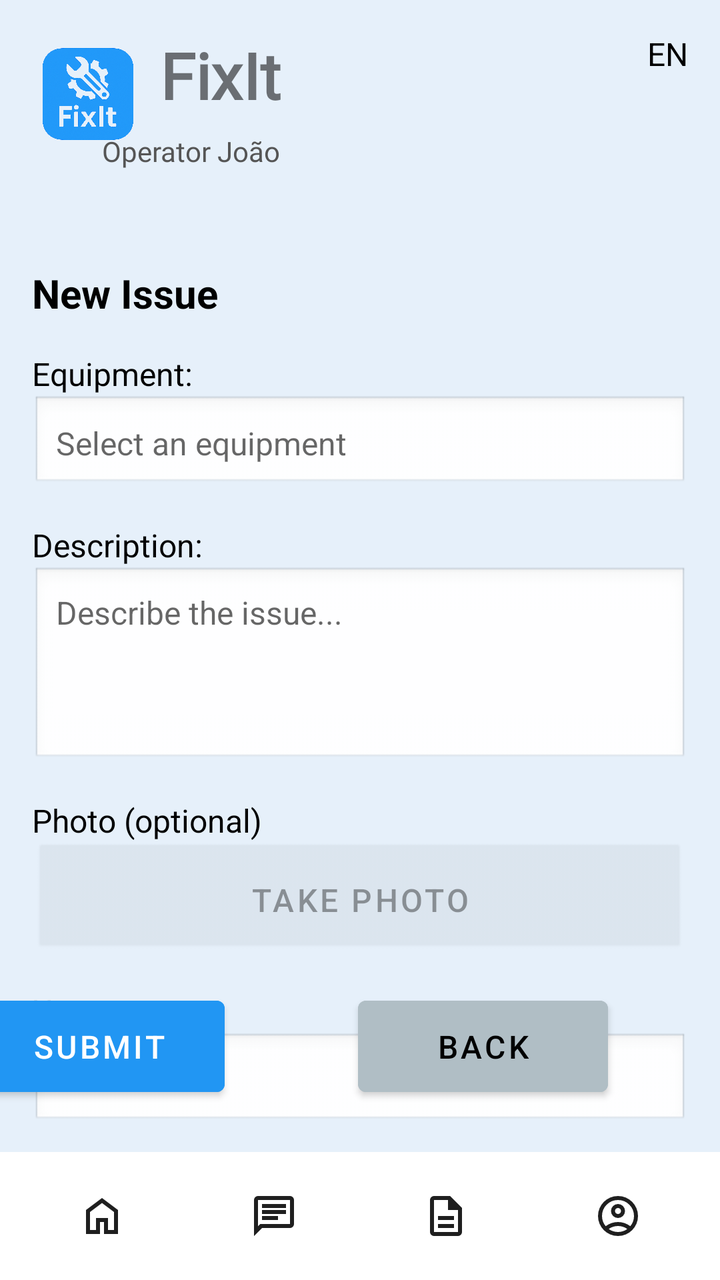
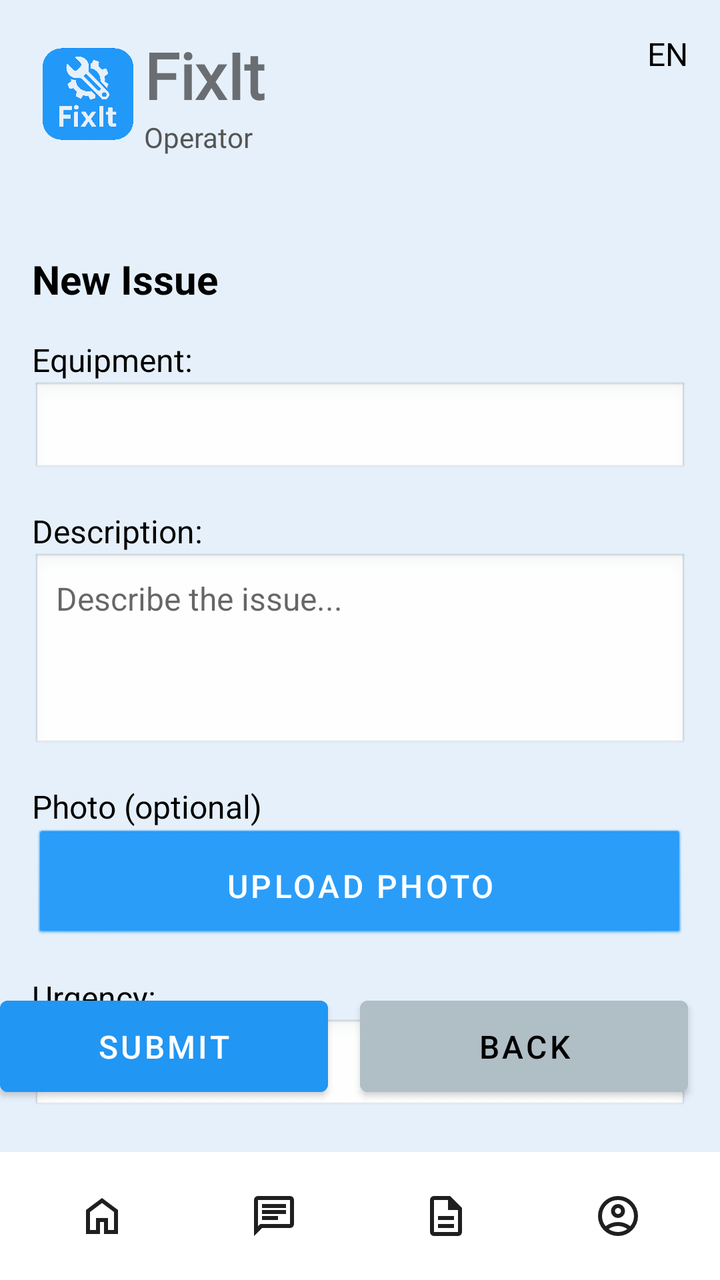

Before-and-after screenshots of an Android layout around one commit, followed by the original layout XML and the change that was made.
<!-- AndroidManifest.xml: application theme Theme.FixIt -->
<!-- res/layout/activity_new_issue_dashboard.xml -->
<?xml version="1.0" encoding="utf-8"?>
<androidx.constraintlayout.widget.ConstraintLayout xmlns:android="http://schemas.android.com/apk/res/android"
    xmlns:app="http://schemas.android.com/apk/res-auto"
    xmlns:tools="http://schemas.android.com/tools"
    android:layout_width="match_parent"
    android:layout_height="match_parent"
    android:background="#E6F0FA"
    tools:context=".NewIssueActivity">

    <ImageView
        android:id="@+id/logoIcon"
        android:layout_width="56dp"
        android:layout_height="62dp"
        android:layout_marginStart="16dp"
        android:layout_marginTop="16dp"
        android:src="@drawable/fixit_logo"
        app:layout_constraintStart_toStartOf="parent"
        app:layout_constraintTop_toTopOf="parent" />

    <TextView
        android:id="@+id/appTitle"
        android:layout_width="wrap_content"
        android:layout_height="wrap_content"
        android:layout_marginStart="8dp"
        android:layout_marginTop="16dp"
        android:fontFamily="@font/rem"
        android:text="@string/app_name"
        android:textSize="32sp"
        android:textStyle="bold"
        app:layout_constraintStart_toEndOf="@id/logoIcon"
        app:layout_constraintTop_toTopOf="parent" />

    <TextView
        android:id="@+id/languageSwitcher"
        android:layout_width="wrap_content"
        android:layout_height="wrap_content"
        android:layout_marginTop="16dp"
        android:layout_marginEnd="16dp"
        android:text="EN"
        android:textColor="#000000"
        android:textSize="16sp"
        app:layout_constraintEnd_toEndOf="parent"
        app:layout_constraintTop_toTopOf="parent" />

    <TextView
        android:id="@+id/userRole"
        android:layout_width="wrap_content"
        android:layout_height="wrap_content"
        android:layout_marginTop="66dp"
        android:layout_marginEnd="241dp"
        android:layout_marginBottom="140dp"
        android:fontFamily="@font/roboto"
        android:text="Operator João"
        android:textColor="#555555"
        android:textSize="14sp"
        app:layout_constraintBottom_toTopOf="@+id/newIssueContainer"
        app:layout_constraintEnd_toEndOf="parent"
        app:layout_constraintStart_toEndOf="@id/logoIcon"
        app:layout_constraintTop_toTopOf="parent" />

    <LinearLayout
        android:id="@+id/newIssueContainer"
        android:layout_width="0dp"
        android:layout_height="wrap_content"
        android:orientation="vertical"
        android:layout_marginTop="48dp"
        android:layout_marginStart="16dp"
        android:layout_marginEnd="16dp"
        app:layout_constraintTop_toBottomOf="@id/userRole"
        app:layout_constraintStart_toStartOf="parent"
        app:layout_constraintEnd_toEndOf="parent">

        <TextView
            android:layout_width="wrap_content"
            android:layout_height="wrap_content"
            android:layout_marginBottom="16dp"
            android:text="New Issue"
            android:textColor="#000000"
            android:textSize="20sp"
            android:textStyle="bold" />

        <TextView
            android:layout_width="wrap_content"
            android:layout_height="wrap_content"
            android:text="Equipment:"
            android:textSize="16sp"
            android:textColor="#000000" />

        <EditText
            android:layout_width="match_parent"
            android:layout_height="wrap_content"
            android:hint="Select an equipment"
            android:textSize="16sp"
            android:padding="12dp"
            android:background="@android:drawable/edit_text"
            android:layout_marginBottom="16dp" />

        <TextView
            android:layout_width="wrap_content"
            android:layout_height="wrap_content"
            android:text="Description:"
            android:textSize="16sp"
            android:textColor="#000000" />

        <EditText
            android:layout_width="match_parent"
            android:layout_height="wrap_content"
            android:hint="Describe the issue..."
            android:textSize="16sp"
            android:padding="12dp"
            android:background="@android:drawable/edit_text"
            android:layout_marginBottom="16dp"
            android:minHeight="100dp"
            android:gravity="top" />

        <TextView
            android:layout_width="wrap_content"
            android:layout_height="wrap_content"
            android:text="Photo (optional)"
            android:textSize="16sp"
            android:textColor="#000000" />

        <Button
            android:layout_width="match_parent"
            android:layout_height="wrap_content"
            android:text="Take Photo"
            android:textSize="16sp"
            android:padding="12dp"
            android:background="@android:drawable/btn_default"
            android:layout_marginBottom="16dp"
            android:enabled="false" />

        <TextView
            android:layout_width="wrap_content"
            android:layout_height="wrap_content"
            android:text="Urgency:"
            android:textSize="16sp"
            android:textColor="#000000" />

        <Spinner
            android:layout_width="match_parent"
            android:layout_height="wrap_content"
            android:hint="Select urgency"
            android:padding="12dp"
            android:background="@android:drawable/edit_text"
            android:layout_marginBottom="16dp" />

    </LinearLayout>

    <Button
        android:id="@+id/submitButton"
        android:layout_width="125dp"
        android:layout_height="wrap_content"
        android:layout_marginEnd="232dp"
        android:layout_marginBottom="88dp"
        android:backgroundTint="#2196F3"
        android:padding="12dp"
        android:text="Submit"
        android:textColor="#FFFFFF"
        android:textSize="16sp"
        app:layout_constraintBottom_toBottomOf="parent"
        app:layout_constraintEnd_toEndOf="@id/newIssueContainer" />

    <Button
        android:id="@+id/backButton"
        android:layout_width="125dp"
        android:layout_height="wrap_content"
        android:layout_marginEnd="40dp"
        android:layout_marginBottom="88dp"
        android:backgroundTint="#B0BEC5"
        android:padding="12dp"
        android:text="Back"
        android:textColor="#000000"
        android:textSize="16sp"
        app:layout_constraintBottom_toBottomOf="parent"
        app:layout_constraintEnd_toEndOf="@id/newIssueContainer" />

    <include
        android:id="@+id/bottomNavBar"
        layout="@layout/component_bottom_nav"
        android:layout_width="match_parent"
        android:layout_height="wrap_content"
        app:layout_constraintBottom_toBottomOf="parent" />

</androidx.constraintlayout.widget.ConstraintLayout>
<!-- res/layout/component_bottom_nav.xml (included above) -->
<?xml version="1.0" encoding="utf-8"?>
<LinearLayout xmlns:android="http://schemas.android.com/apk/res/android"
    xmlns:tools="http://schemas.android.com/tools"
    android:id="@+id/bottomNavBar"
    android:layout_width="match_parent"
    android:layout_height="60dp"
    android:background="#FFFFFF"
    android:baselineAligned="false"
    android:orientation="horizontal"
    android:padding="8dp">

    <FrameLayout
        android:id="@+id/nav_home"
        android:layout_width="0dp"
        android:layout_height="match_parent"
        android:layout_weight="1"
        android:clickable="true"
        android:focusable="true"
        android:minWidth="48dp"
        android:minHeight="48dp"
        tools:ignore="TouchTargetSizeCheck">

        <ImageView
            android:layout_width="wrap_content"
            android:layout_height="wrap_content"
            android:layout_gravity="center"
            android:contentDescription="Home"
            android:src="@drawable/ic_home" />
    </FrameLayout>

    <FrameLayout
        android:id="@+id/nav_messages"
        android:layout_width="0dp"
        android:layout_height="match_parent"
        android:layout_weight="1"
        android:clickable="true"
        android:focusable="true"
        android:minWidth="48dp"
        android:minHeight="48dp"
        tools:ignore="TouchTargetSizeCheck">

        <ImageView
            android:layout_width="wrap_content"
            android:layout_height="wrap_content"
            android:layout_gravity="center"
            android:contentDescription="Messages"
            android:src="@drawable/ic_messages" />
    </FrameLayout>

    <FrameLayout
        android:id="@+id/nav_reports"
        android:layout_width="0dp"
        android:layout_height="match_parent"
        android:layout_weight="1"
        android:clickable="true"
        android:focusable="true"
        android:minWidth="48dp"
        android:minHeight="48dp"
        tools:ignore="TouchTargetSizeCheck">

        <ImageView
            android:layout_width="wrap_content"
            android:layout_height="wrap_content"
            android:layout_gravity="center"
            android:contentDescription="Reports"
            android:src="@drawable/ic_reports" />
    </FrameLayout>

    <FrameLayout
        android:id="@+id/nav_profile"
        android:layout_width="0dp"
        android:layout_height="match_parent"
        android:layout_weight="1"
        android:clickable="true"
        android:focusable="true"
        android:minWidth="48dp"
        android:minHeight="48dp"
        tools:ignore="TouchTargetSizeCheck">

        <ImageView
            android:layout_width="wrap_content"
            android:layout_height="wrap_content"
            android:layout_gravity="center"
            android:contentDescription="Profile"
            android:src="@drawable/ic_profile" />
    </FrameLayout>

</LinearLayout>
<!-- resources referenced by this layout -->
<resources>
  <!-- drawable fixit_logo: png bitmap (drawable, 922112 bytes) -->
  <!-- drawable ic_home (drawable) -->
  <vector xmlns:android="http://schemas.android.com/apk/res/android"
      android:width="24dp"
      android:height="24dp"
      android:viewportWidth="960"
      android:viewportHeight="960">
    <path
        android:pathData="M240,760h120v-240h240v240h120v-360L480,220 240,400v360ZM160,840v-480l320,-240 320,240v480L520,840v-240h-80v240L160,840ZM480,490Z"
        android:fillColor="#1f1f1f"/>
  </vector>
  <!-- drawable ic_messages (drawable) -->
  <vector xmlns:android="http://schemas.android.com/apk/res/android"
      android:width="24dp"
      android:height="24dp"
      android:viewportWidth="960"
      android:viewportHeight="960">
    <path
        android:pathData="M240,560h320v-80L240,480v80ZM240,440h480v-80L240,360v80ZM240,320h480v-80L240,240v80ZM80,880v-720q0,-33 23.5,-56.5T160,80h640q33,0 56.5,23.5T880,160v480q0,33 -23.5,56.5T800,720L240,720L80,880ZM206,640h594v-480L160,160v525l46,-45ZM160,640v-480,480Z"
        android:fillColor="#1f1f1f"/>
  </vector>
  <!-- drawable ic_profile (drawable) -->
  <vector xmlns:android="http://schemas.android.com/apk/res/android"
      android:width="24dp"
      android:height="24dp"
      android:viewportWidth="960"
      android:viewportHeight="960">
    <path
        android:pathData="M234,684q51,-39 114,-61.5T480,600q69,0 132,22.5T726,684q35,-41 54.5,-93T800,480q0,-133 -93.5,-226.5T480,160q-133,0 -226.5,93.5T160,480q0,59 19.5,111t54.5,93ZM480,520q-59,0 -99.5,-40.5T340,380q0,-59 40.5,-99.5T480,240q59,0 99.5,40.5T620,380q0,59 -40.5,99.5T480,520ZM480,880q-83,0 -156,-31.5T197,763q-54,-54 -85.5,-127T80,480q0,-83 31.5,-156T197,197q54,-54 127,-85.5T480,80q83,0 156,31.5T763,197q54,54 85.5,127T880,480q0,83 -31.5,156T763,763q-54,54 -127,85.5T480,880ZM480,800q53,0 100,-15.5t86,-44.5q-39,-29 -86,-44.5T480,680q-53,0 -100,15.5T294,740q39,29 86,44.5T480,800ZM480,440q26,0 43,-17t17,-43q0,-26 -17,-43t-43,-17q-26,0 -43,17t-17,43q0,26 17,43t43,17ZM480,380ZM480,740Z"
        android:fillColor="#1f1f1f"/>
  </vector>
  <!-- drawable ic_reports (drawable) -->
  <vector xmlns:android="http://schemas.android.com/apk/res/android"
      android:width="24dp"
      android:height="24dp"
      android:viewportWidth="960"
      android:viewportHeight="960">
    <path
        android:pathData="M320,720h320v-80L320,640v80ZM320,560h320v-80L320,480v80ZM240,880q-33,0 -56.5,-23.5T160,800v-640q0,-33 23.5,-56.5T240,80h320l240,240v480q0,33 -23.5,56.5T720,880L240,880ZM520,360v-200L240,160v640h480v-440L520,360ZM240,160v200,-200 640,-640Z"
        android:fillColor="#1f1f1f"/>
  </vector>
  <string name="app_name">FixIt</string>
  <style name="Theme.FixIt" parent="Theme.MaterialComponents.DayNight.NoActionBar">
          
          <item name="colorPrimary">@color/purple_500</item>
          <item name="colorAccent">@color/teal_200</item>
          <item name="colorPrimaryVariant">@color/purple_700</item>
          <item name="colorOnPrimary">@color/white</item>
          <item name="colorSecondary">@color/teal_200</item>
          <item name="colorOnSecondary">@color/black</item>
  
          
          <item name="android:windowBackground">@color/light_blue</item>
  
          
          <item name="android:forceDarkAllowed" tools:targetApi="q">true</item>
      </style>
  <color name="purple_500">#FF6200EE</color>
  <color name="teal_200">#FF03DAC5</color>
  <color name="purple_700">#FF3700B3</color>
  <color name="white">#FFFFFFFF</color>
  <color name="black">#FF000000</color>
  <color name="light_blue">#E6F0FA</color>
</resources>

<!-- the commit's change to res/layout/activity_new_issue_dashboard.xml (unified diff, before → after) -->
@@ -2,6 +2,7 @@
 <androidx.constraintlayout.widget.ConstraintLayout xmlns:android="http://schemas.android.com/apk/res/android"
     xmlns:app="http://schemas.android.com/apk/res-auto"
     xmlns:tools="http://schemas.android.com/tools"
+    android:fitsSystemWindows="true"
     android:layout_width="match_parent"
     android:layout_height="match_parent"
     android:background="#E6F0FA"
@@ -21,22 +22,22 @@
         android:id="@+id/appTitle"
         android:layout_width="wrap_content"
         android:layout_height="wrap_content"
-        android:layout_marginStart="8dp"
         android:layout_marginTop="16dp"
         android:fontFamily="@font/rem"
         android:text="@string/app_name"
         android:textSize="32sp"
         android:textStyle="bold"
-        app:layout_constraintStart_toEndOf="@id/logoIcon"
+        app:layout_constraintBottom_toTopOf="@+id/userRole"
+        app:layout_constraintStart_toEndOf="@+id/logoIcon"
         app:layout_constraintTop_toTopOf="parent" />
 
     <TextView
-        android:id="@+id/languageSwitcher"
+        android:id="@+id/languageSelector"
         android:layout_width="wrap_content"
         android:layout_height="wrap_content"
         android:layout_marginTop="16dp"
         android:layout_marginEnd="16dp"
-        android:text="EN"
+        android:text="@string/change_languague"
         android:textColor="#000000"
         android:textSize="16sp"
         app:layout_constraintEnd_toEndOf="parent"
@@ -46,17 +47,14 @@
         android:id="@+id/userRole"
         android:layout_width="wrap_content"
         android:layout_height="wrap_content"
-        android:layout_marginTop="66dp"
-        android:layout_marginEnd="241dp"
-        android:layout_marginBottom="140dp"
+        android:layout_marginBottom="148dp"
         android:fontFamily="@font/roboto"
-        android:text="Operator João"
+        android:text="@string/user_role_prefix"
         android:textColor="#555555"
         android:textSize="14sp"
         app:layout_constraintBottom_toTopOf="@+id/newIssueContainer"
-        app:layout_constraintEnd_toEndOf="parent"
-        app:layout_constraintStart_toEndOf="@id/logoIcon"
-        app:layout_constraintTop_toTopOf="parent" />
+        app:layout_constraintStart_toEndOf="@+id/logoIcon"
+        app:layout_constraintTop_toBottomOf="@+id/appTitle" />
 
     <LinearLayout
         android:id="@+id/newIssueContainer"
@@ -74,7 +72,7 @@
             android:layout_width="wrap_content"
             android:layout_height="wrap_content"
             android:layout_marginBottom="16dp"
-            android:text="New Issue"
+            android:text="@string/new_issue_title"
             android:textColor="#000000"
             android:textSize="20sp"
             android:textStyle="bold" />
@@ -82,15 +80,14 @@
         <TextView
             android:layout_width="wrap_content"
             android:layout_height="wrap_content"
-            android:text="Equipment:"
-            android:textSize="16sp"
-            android:textColor="#000000" />
-
-        <EditText
-            android:layout_width="match_parent"
-            android:layout_height="wrap_content"
-            android:hint="Select an equipment"
-            android:textSize="16sp"
+            android:text="@string/equipment_label"
+            android:textSize="16sp"
+            android:textColor="#000000" />
+
+        <Spinner
+            android:id="@+id/equipmentSpinner"
+            android:layout_width="match_parent"
+            android:layout_height="wrap_content"
             android:padding="12dp"
             android:background="@android:drawable/edit_text"
             android:layout_marginBottom="16dp" />
@@ -98,14 +95,15 @@
         <TextView
             android:layout_width="wrap_content"
             android:layout_height="wrap_content"
-            android:text="Description:"
+            android:text="@string/description_label"
             android:textSize="16sp"
             android:textColor="#000000" />
 
         <EditText
-            android:layout_width="match_parent"
-            android:layout_height="wrap_content"
-            android:hint="Describe the issue..."
+            android:id="@+id/descriptionField"
+            android:layout_width="match_parent"
+            android:layout_height="wrap_content"
+            android:hint="@string/description_hint"
             android:textSize="16sp"
             android:padding="12dp"
             android:background="@android:drawable/edit_text"
@@ -116,31 +114,31 @@
         <TextView
             android:layout_width="wrap_content"
             android:layout_height="wrap_content"
-            android:text="Photo (optional)"
+            android:text="@string/photo_label"
             android:textSize="16sp"
             android:textColor="#000000" />
 
         <Button
-            android:layout_width="match_parent"
-            android:layout_height="wrap_content"
-            android:text="Take Photo"
+            android:id="@+id/photoButton"
+            android:layout_width="match_parent"
+            android:layout_height="wrap_content"
+            android:text="@string/take_photo_button"
             android:textSize="16sp"
             android:padding="12dp"
             android:background="@android:drawable/btn_default"
-            android:layout_marginBottom="16dp"
-            android:enabled="false" />
-
-        <TextView
-            android:layout_width="wrap_content"
-            android:layout_height="wrap_content"
-            android:text="Urgency:"
+            android:layout_marginBottom="16dp" />
+
+        <TextView
+            android:layout_width="wrap_content"
+            android:layout_height="wrap_content"
+            android:text="@string/urgency_label"
             android:textSize="16sp"
             android:textColor="#000000" />
 
         <Spinner
-            android:layout_width="match_parent"
-            android:layout_height="wrap_content"
-            android:hint="Select urgency"
+            android:id="@+id/urgencySpinner"
+            android:layout_width="match_parent"
+            android:layout_height="wrap_content"
             android:padding="12dp"
             android:background="@android:drawable/edit_text"
             android:layout_marginBottom="16dp" />
@@ -149,31 +147,33 @@
 
     <Button
         android:id="@+id/submitButton"
-        android:layout_width="125dp"
-        android:layout_height="wrap_content"
-        android:layout_marginEnd="232dp"
+        android:layout_width="0dp"
+        android:layout_height="wrap_content"
+        android:layout_marginEnd="16dp"
         android:layout_marginBottom="88dp"
         android:backgroundTint="#2196F3"
         android:padding="12dp"
-        android:text="Submit"
+        android:text="@string/submit_button"
         android:textColor="#FFFFFF"
         android:textSize="16sp"
         app:layout_constraintBottom_toBottomOf="parent"
-        app:layout_constraintEnd_toEndOf="@id/newIssueContainer" />
+        app:layout_constraintEnd_toStartOf="@+id/backButton"
+        app:layout_constraintStart_toStartOf="parent" />
 
     <Button
         android:id="@+id/backButton"
-        android:layout_width="125dp"
-        android:layout_height="wrap_content"
-        android:layout_marginEnd="40dp"
+        android:layout_width="0dp"
+        android:layout_height="wrap_content"
+        android:layout_marginEnd="16dp"
         android:layout_marginBottom="88dp"
         android:backgroundTint="#B0BEC5"
         android:padding="12dp"
-        android:text="Back"
+        android:text="@string/back_button"
         android:textColor="#000000"
         android:textSize="16sp"
         app:layout_constraintBottom_toBottomOf="parent"
-        app:layout_constraintEnd_toEndOf="@id/newIssueContainer" />
+        app:layout_constraintStart_toEndOf="@+id/submitButton"
+        app:layout_constraintEnd_toEndOf="parent" />
 
     <include
         android:id="@+id/bottomNavBar"
<!-- resource entries referenced after the edit -->
@@ -42,14 +42,25 @@
         android:fillColor="#1f1f1f"/>
   </vector>
   <string name="app_name">FixIt</string>
+  <string name="back_button">Back</string>
+  <string name="change_languague">EN</string>
+  <string name="description_hint">Describe the issue...</string>
+  <string name="description_label">Description:</string>
+  <string name="equipment_label">Equipment:</string>
+  <string name="new_issue_title">New Issue</string>
+  <string name="photo_label">Photo (optional)</string>
+  <string name="submit_button">Submit</string>
+  <string name="take_photo_button">Upload Photo</string>
+  <string name="urgency_label">Urgency:</string>
+  <string name="user_role_prefix">Operator </string>
   <style name="Theme.FixIt" parent="Theme.MaterialComponents.DayNight.NoActionBar">
           
-          <item name="colorPrimary">@color/purple_500</item>
-          <item name="colorAccent">@color/teal_200</item>
-          <item name="colorPrimaryVariant">@color/purple_700</item>
-          <item name="colorOnPrimary">@color/white</item>
-          <item name="colorSecondary">@color/teal_200</item>
-          <item name="colorOnSecondary">@color/black</item>
+          <item name="colorPrimary">#2199F9</item> 
+          <item name="colorPrimaryVariant">#1976D2</item> 
+          <item name="colorOnPrimary">#FFFFFF</item>
+  
+          <item name="colorSecondary">#2199F9</item>
+          <item name="colorOnSecondary">#FFFFFF</item>
   
           
           <item name="android:windowBackground">@color/light_blue</item>
@@ -57,11 +68,6 @@
           
           <item name="android:forceDarkAllowed" tools:targetApi="q">true</item>
       </style>
-  <color name="purple_500">#FF6200EE</color>
-  <color name="teal_200">#FF03DAC5</color>
-  <color name="purple_700">#FF3700B3</color>
-  <color name="white">#FFFFFFFF</color>
-  <color name="black">#FF000000</color>
   <color name="light_blue">#E6F0FA</color>
 </resources>
 
